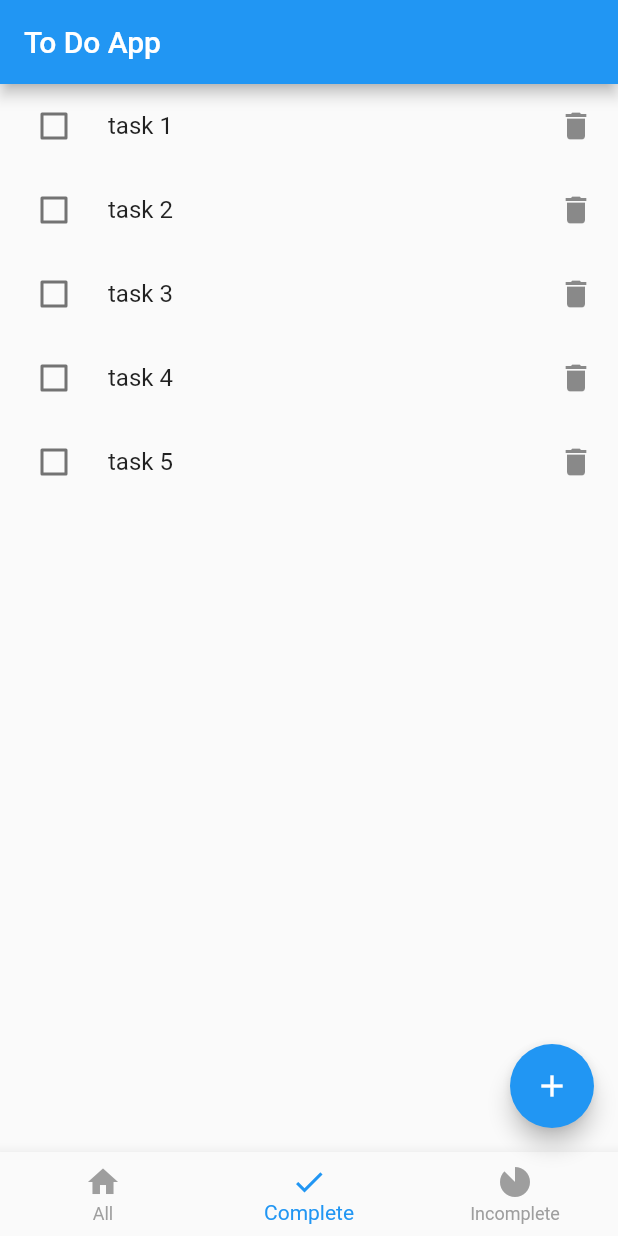
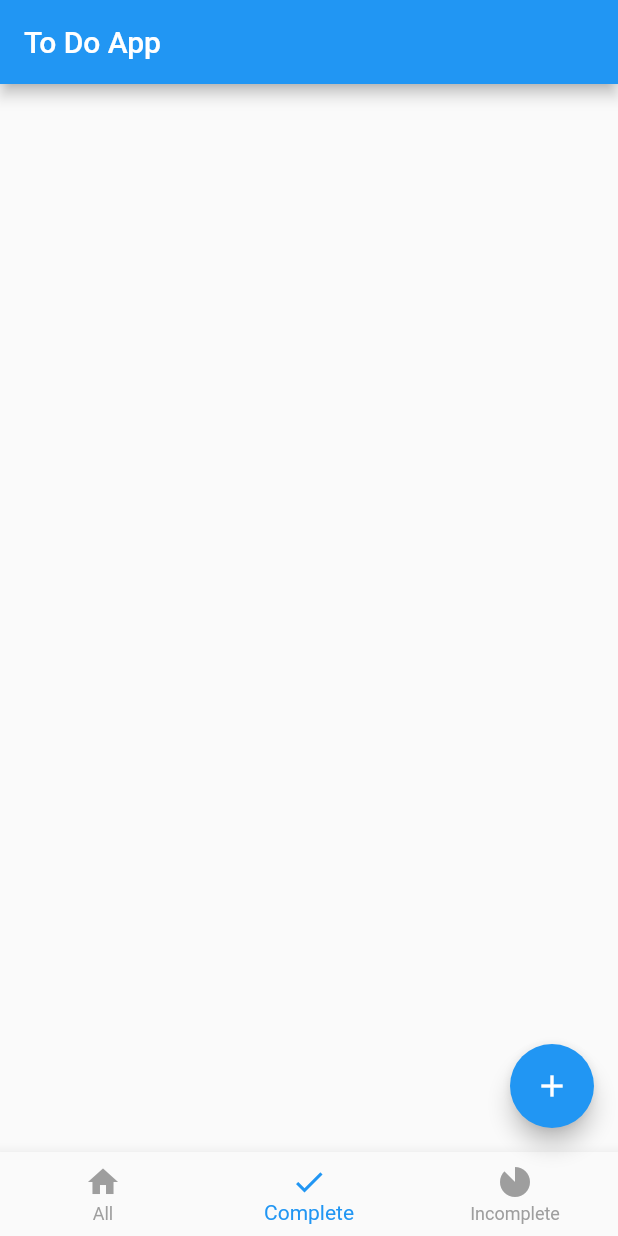
Before and after one commit to kulotski321/to-do-app, a Flutter app: the screen it shows after launch, swiped to page 2, on a phone screen of 412 x 824 dp. Run offline on Flutter 3.47's test engine with Material 2 defaults, Android fonts, the phone set to English and light mode, and no system bars; our stand-ins replace equatable, flutter_bloc.

Commit message:
Implement complete and incomplete functionality

```diff
--- a/lib/main.dart
+++ b/lib/main.dart
@@ -18,6 +18,7 @@ class MyApp extends StatelessWidget {
         title: 'To Do App',
         theme: ThemeData(
           primarySwatch: Colors.blue,
+          visualDensity: VisualDensity.adaptivePlatformDensity,
         ),
         home: const HomePage(),
       ),
--- a/lib/presentation/screens/complete_tab.dart
+++ b/lib/presentation/screens/complete_tab.dart
@@ -3,15 +3,9 @@ import 'package:to_do_app/data/task_model.dart';
 import 'package:to_do_app/presentation/widgets/task.dart';
 
 class CompleteTab extends StatefulWidget {
-  final List<Task> tasksList = [
-    Task(title: 'task 1'),
-    Task(title: 'task 2'),
-    Task(title: 'task 3'),
-    Task(title: 'task 4'),
-    Task(title: 'task 5'),
-  ];
+  final List<Task> tasksList;
 
-  CompleteTab({Key? key}) : super(key: key);
+  const CompleteTab({Key? key, required this.tasksList}) : super(key: key);
 
   @override
   State<CompleteTab> createState() => _CompleteTabState();
--- a/lib/presentation/screens/home_page.dart
+++ b/lib/presentation/screens/home_page.dart
@@ -92,7 +92,9 @@ class _HomePageState extends State<HomePage> {
   Widget build(BuildContext context) {
     return BlocBuilder<TaskBloc, TaskState>(
       builder: (context, state) {
-        List<Task> tasksList = state.allTasks;
+        List<Task> allTasksList = state.allTasks;
+        List<Task> completedTasksList = state.completedTasks;
+        List<Task> incompleteTasksList = state.incompletetasks;
         return Scaffold(
           appBar: AppBar(
             title: const Text('To Do App'),
@@ -102,10 +104,14 @@ class _HomePageState extends State<HomePage> {
             onPageChanged: _onPageChanged,
             children: [
               AllTaskTab(
-                tasksList: tasksList,
+                tasksList: allTasksList,
               ),
-              CompleteTab(),
-              IncompleteTab(),
+              CompleteTab(
+                tasksList: completedTasksList,
+              ),
+              IncompleteTab(
+                tasksList: incompleteTasksList,
+              ),
             ],
           ),
           bottomNavigationBar: BottomNavigationBar(
--- a/lib/presentation/screens/incomplete_tab.dart
+++ b/lib/presentation/screens/incomplete_tab.dart
@@ -3,15 +3,9 @@ import 'package:to_do_app/data/task_model.dart';
 import 'package:to_do_app/presentation/widgets/task.dart';
 
 class IncompleteTab extends StatefulWidget {
-  final List<Task> tasksList = [
-    Task(title: 'task 1'),
-    Task(title: 'task 2'),
-    Task(title: 'task 3'),
-    Task(title: 'task 4'),
-    Task(title: 'task 5'),
-  ];
+  final List<Task> tasksList;
 
-  IncompleteTab({Key? key}) : super(key: key);
+  const IncompleteTab({Key? key, required this.tasksList}) : super(key: key);
 
   @override
   State<IncompleteTab> createState() => _AllTaskTabState();
--- a/lib/presentation/widgets/task.dart
+++ b/lib/presentation/widgets/task.dart
@@ -20,9 +20,8 @@ class _TaskWidgetState extends State<TaskWidget> {
       value: widget.task.isCompleted,
       secondary: GestureDetector(
         child: const Icon(Icons.delete),
-        onTap: () {
-          context.read<TaskBloc>().add(DeleteTask(task: widget.task));
-        },
+        onTap: () =>
+            context.read<TaskBloc>().add(DeleteTask(task: widget.task)),
       ),
       onChanged: (value) {
         context.read<TaskBloc>().add(UpdateTask(task: widget.task));
```
Also changed, not shown: lib/blocs/bloc/task_bloc.dart (+38 -6 lines).
